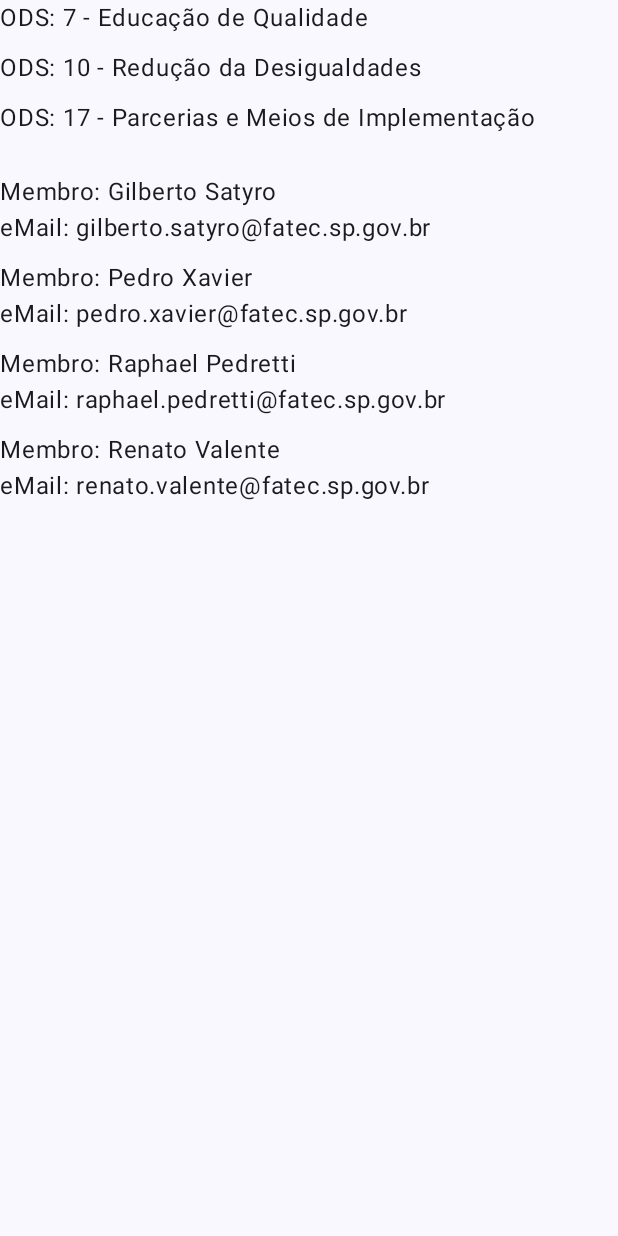
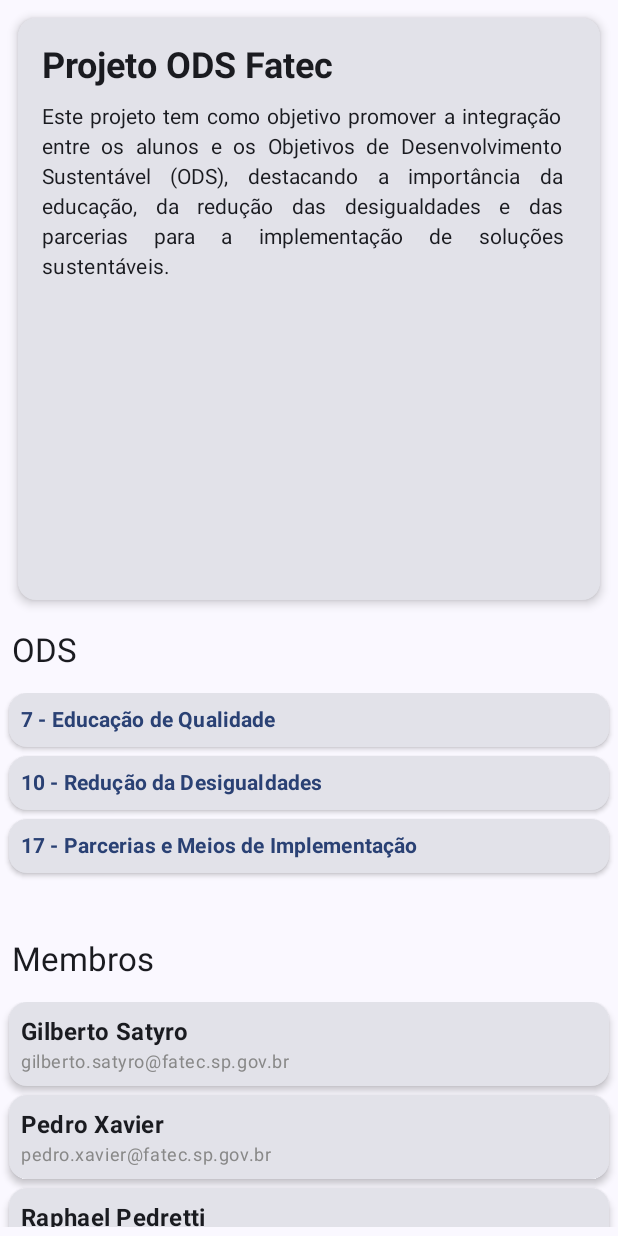
Before and after one commit to gibasatyro/PDMII_Atividade01, an Android app built with Jetpack Compose: the screen it shows after launch (MainActivity), on a phone screen of 412 x 824 dp. Run offline under Robolectric (Android 15) with nearby library versions, the phone set to English and light mode, and no system bars.

```diff
--- a/app/src/main/java/com/fatec/atividade01/MainActivity.kt
+++ b/app/src/main/java/com/fatec/atividade01/MainActivity.kt
@@ -9,6 +9,7 @@ import androidx.compose.foundation.layout.Spacer
 import androidx.compose.foundation.layout.fillMaxSize
 import androidx.compose.foundation.layout.height
 import androidx.compose.foundation.layout.padding
+import androidx.compose.material3.MaterialTheme
 import androidx.compose.material3.Scaffold
 import androidx.compose.material3.Text
 import androidx.compose.runtime.Composable
@@ -17,7 +18,10 @@ import androidx.compose.ui.tooling.preview.Preview
 import androidx.compose.ui.unit.dp
 import com.fatec.atividade01.ui.pi.MembersColumnComponent
 import com.fatec.atividade01.ui.pi.OdssColumnComponent
+import com.fatec.atividade01.ui.pi.ProjectDescriptionComponent
 import com.fatec.atividade01.ui.theme.Atividade01Theme
+
+// private var MainActivity.modifier: Modifier
 
 class MainActivity : ComponentActivity() {
     override fun onCreate(savedInstanceState: Bundle?) {
@@ -27,11 +31,31 @@ class MainActivity : ComponentActivity() {
             Atividade01Theme {
                 Scaffold(modifier = Modifier.fillMaxSize()) { innerPadding ->
                     Column(
+//                        modifier = Modifier.fillMaxSize()
                           modifier = Modifier.padding(innerPadding)
                     ) {
-                        OdssColumnComponent()
-                        Spacer(Modifier.height(16.dp))
-                        MembersColumnComponent()
+                        ProjectDescriptionComponent(
+                            modifier = Modifier.weight(0.5f)
+                        )
+
+                        Column(
+    //                        modifier = Modifier.padding(innerPadding)
+                            modifier = Modifier.weight(0.5f)
+                        ) {
+                            Text(
+                                text = "ODS",
+                                style = MaterialTheme.typography.titleLarge,
+                                modifier = Modifier.padding(8.dp)
+                            )
+                            OdssColumnComponent(Modifier.weight(1f))
+
+                            Text(
+                                text = "Membros",
+                                style = MaterialTheme.typography.titleLarge,
+                                modifier = Modifier.padding(8.dp)
+                            )
+                            MembersColumnComponent(Modifier.weight(1f))
+                        }
                     }
                 }
                 }
--- /dev/null
+++ b/app/src/main/java/com/fatec/atividade01/ui/pi/Descricao.kt
@@ -0,0 +1,45 @@
+package com.fatec.atividade01.ui.pi
+
+import androidx.compose.foundation.layout.Column
+import androidx.compose.foundation.layout.Spacer
+import androidx.compose.foundation.layout.fillMaxWidth
+import androidx.compose.foundation.layout.height
+import androidx.compose.foundation.layout.padding
+import androidx.compose.material3.Card
+import androidx.compose.material3.CardDefaults
+import androidx.compose.material3.MaterialTheme
+import androidx.compose.material3.Text
+import androidx.compose.runtime.Composable
+import androidx.compose.ui.Modifier
+import androidx.compose.ui.text.font.FontWeight
+import androidx.compose.ui.text.style.TextAlign
+import androidx.compose.ui.unit.dp
+
+@Composable
+fun ProjectDescriptionComponent(
+    modifier: Modifier = Modifier
+) {
+    Card(
+        modifier = modifier
+            .fillMaxWidth()
+            .padding(12.dp),
+        elevation = CardDefaults.cardElevation(defaultElevation = 4.dp)
+    ) {
+        Column(modifier = Modifier.padding(16.dp)) {
+            Text(
+                text = "Projeto ODS Fatec",
+                style = MaterialTheme.typography.headlineSmall,
+                fontWeight = FontWeight.Bold
+            )
+            Spacer(modifier = Modifier.height(8.dp))
+            Text(
+                text = "Este projeto tem como objetivo promover a integração entre " +
+                        "os alunos e os Objetivos de Desenvolvimento Sustentável (ODS), " +
+                        "destacando a importância da educação, da redução das desigualdades " +
+                        "e das parcerias para a implementação de soluções sustentáveis.",
+                style = MaterialTheme.typography.bodyMedium,
+                textAlign = TextAlign.Justify
+            )
+        }
+    }
+}
--- a/app/src/main/java/com/fatec/atividade01/ui/pi/Membros.kt
+++ b/app/src/main/java/com/fatec/atividade01/ui/pi/Membros.kt
@@ -1,13 +1,19 @@
 package com.fatec.atividade01.ui.pi
 
+import androidx.compose.foundation.layout.Arrangement
 import androidx.compose.foundation.layout.Column
-import androidx.compose.foundation.layout.Spacer
-import androidx.compose.foundation.layout.height
+import androidx.compose.foundation.layout.fillMaxWidth
+import androidx.compose.foundation.layout.padding
 import androidx.compose.foundation.lazy.LazyColumn
 import androidx.compose.foundation.lazy.items
+import androidx.compose.material3.Card
+import androidx.compose.material3.CardDefaults
+import androidx.compose.material3.MaterialTheme
 import androidx.compose.material3.Text
 import androidx.compose.runtime.Composable
 import androidx.compose.ui.Modifier
+import androidx.compose.ui.graphics.Color
+import androidx.compose.ui.text.font.FontWeight
 import androidx.compose.ui.tooling.preview.Preview
 import androidx.compose.ui.unit.dp
 import com.fatec.atividade01.ui.theme.ComposeIntroTheme
@@ -15,18 +21,37 @@ import com.fatec.atividade01.ui.theme.ComposeIntroTheme
 @Composable
 fun MembersColumnComponent(
     modifier: Modifier = Modifier
-) {  val memberList = listOf(
-    Membro("Gilberto Satyro", "gilberto.satyro@fatec.sp.gov.br"),
-    Membro("Pedro Xavier", "pedro.xavier@fatec.sp.gov.br"),
-    Membro("Raphael Pedretti", "raphael.pedretti@fatec.sp.gov.br"),
-    Membro("Renato Valente", "renato.valente@fatec.sp.gov.br"),
-)
-    LazyColumn {
+) {
+    val memberList = listOf(
+        Membro("Gilberto Satyro", "gilberto.satyro@fatec.sp.gov.br"),
+        Membro("Pedro Xavier", "pedro.xavier@fatec.sp.gov.br"),
+        Membro("Raphael Pedretti", "raphael.pedretti@fatec.sp.gov.br"),
+        Membro("Renato Valente", "renato.valente@fatec.sp.gov.br"),
+    )
+
+    LazyColumn(
+        modifier = modifier
+            .fillMaxWidth()
+            .padding(6.dp),
+        verticalArrangement = Arrangement.spacedBy(6.dp)
+    ) {
         items(memberList) { member ->
-            Column {
-                Text("Membro: ${member.name}")
-                Text("eMail: ${member.eMail}")
-                Spacer(Modifier.height(9.dp))
+            Card(
+                modifier = Modifier.fillMaxWidth(),
+                elevation = CardDefaults.cardElevation(defaultElevation = 3.dp)
+            ) {
+                Column(modifier = Modifier.padding(8.dp)) {
+                    Text(
+                        text = member.name,
+                        style = MaterialTheme.typography.titleMedium,
+                        fontWeight = FontWeight.Bold
+                    )
+                    Text(
+                        text = member.eMail,
+                        style = MaterialTheme.typography.bodySmall,
+                        color = Color.Gray
+                    )
+                }
             }
         }
     }
--- a/app/src/main/java/com/fatec/atividade01/ui/pi/Odss.kt
+++ b/app/src/main/java/com/fatec/atividade01/ui/pi/Odss.kt
@@ -1,13 +1,18 @@
 package com.fatec.atividade01.ui.pi
 
+import androidx.compose.foundation.layout.Arrangement
 import androidx.compose.foundation.layout.Column
-import androidx.compose.foundation.layout.Spacer
-import androidx.compose.foundation.layout.height
+import androidx.compose.foundation.layout.fillMaxWidth
+import androidx.compose.foundation.layout.padding
 import androidx.compose.foundation.lazy.LazyColumn
 import androidx.compose.foundation.lazy.items
+import androidx.compose.material3.Card
+import androidx.compose.material3.CardDefaults
+import androidx.compose.material3.MaterialTheme
 import androidx.compose.material3.Text
 import androidx.compose.runtime.Composable
 import androidx.compose.ui.Modifier
+import androidx.compose.ui.text.font.FontWeight
 import androidx.compose.ui.tooling.preview.Preview
 import androidx.compose.ui.unit.dp
 import com.fatec.atividade01.ui.theme.ComposeIntroTheme
@@ -15,16 +20,36 @@ import com.fatec.atividade01.ui.theme.ComposeIntroTheme
 @Composable
 fun OdssColumnComponent(
     modifier: Modifier = Modifier
-) {  val odsList = listOf(
-    Ods(7, "Educação de Qualidade"),
-    Ods(10, "Redução da Desigualdades"),
-    Ods(17, "Parcerias e Meios de Implementação"),
-)
-    LazyColumn {
+) {
+    val odsList = listOf(
+        Ods(7, "Educação de Qualidade"),
+        Ods(10, "Redução da Desigualdades"),
+        Ods(17, "Parcerias e Meios de Implementação"),
+    )
+
+    LazyColumn(
+        modifier = modifier
+            .fillMaxWidth()
+            .padding(6.dp),
+        verticalArrangement = Arrangement.spacedBy(6.dp)
+    ) {
         items(odsList) { ods ->
-            Column {
-                Text("ODS: ${ods.number} - ${ods.descryption}")
-                Spacer(Modifier.height(9.dp))
+            Card(
+                modifier = Modifier.fillMaxWidth(),
+                elevation = CardDefaults.cardElevation(defaultElevation = 2.dp)
+            ) {
+                Column(modifier = Modifier.padding(8.dp)) {
+                    Text(
+                        text = "${ods.number} - ${ods.descryption}",
+                        style = MaterialTheme.typography.titleSmall,
+                        fontWeight = FontWeight.Bold,
+                        color = MaterialTheme.colorScheme.primary
+                    )
+//                    Text(
+//                        text = ods.descryption,
+//                        style = MaterialTheme.typography.bodyMedium
+//                    )
+                }
             }
         }
     }
```
Lines whose indentation alone changed are shown as unchanged.
